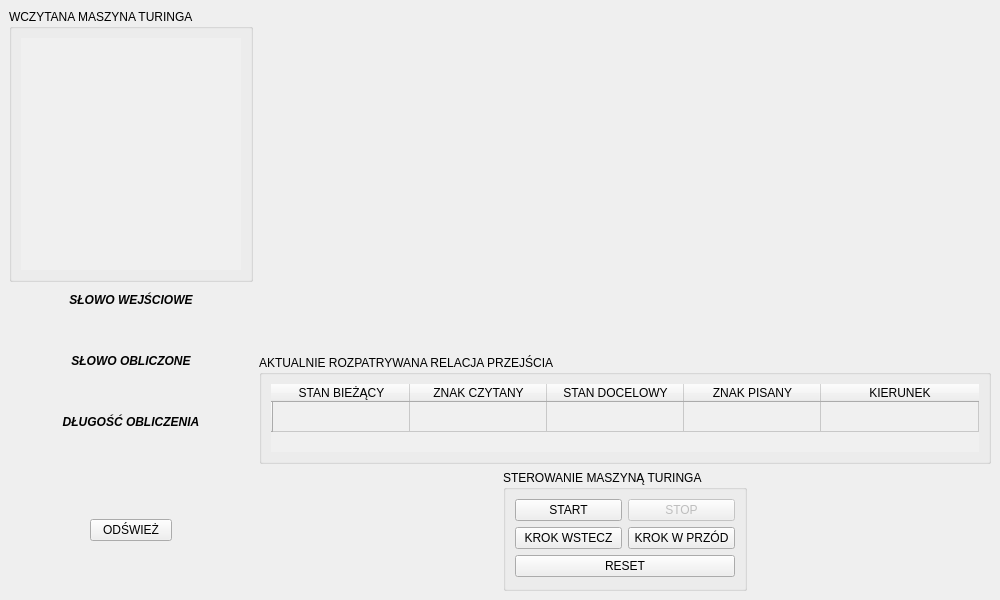
Qt form form.ui (MichSosnowski/Deterministic_Turing_Machine) before a commit.
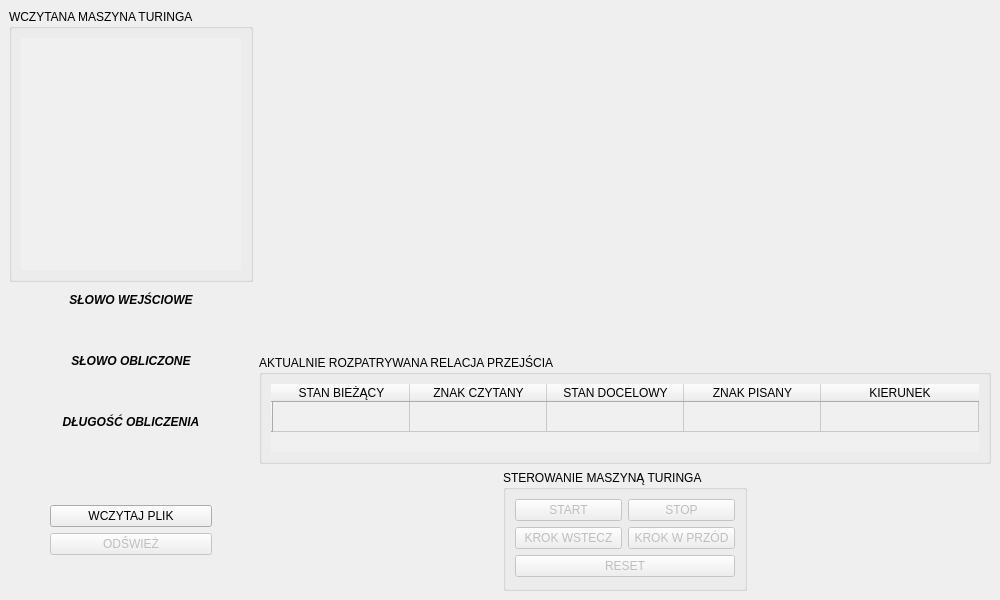
The same form after that commit.

Commit message: Added a new button - load a file

Diff of the .ui file:
```diff
--- a/form.ui
+++ b/form.ui
@@ -71,6 +71,9 @@
          </item>
          <item row="2" column="0">
           <widget class="QPushButton" name="step_backward_button">
+           <property name="enabled">
+            <bool>false</bool>
+           </property>
            <property name="text">
             <string>KROK WSTECZ</string>
            </property>
@@ -78,6 +81,9 @@
          </item>
          <item row="1" column="0">
           <widget class="QPushButton" name="start_button">
+           <property name="enabled">
+            <bool>false</bool>
+           </property>
            <property name="text">
             <string>START</string>
            </property>
@@ -85,6 +91,9 @@
          </item>
          <item row="3" column="0" colspan="2">
           <widget class="QPushButton" name="reset_button">
+           <property name="enabled">
+            <bool>false</bool>
+           </property>
            <property name="text">
             <string>RESET</string>
            </property>
@@ -92,6 +101,9 @@
          </item>
          <item row="2" column="1">
           <widget class="QPushButton" name="step_forward_button">
+           <property name="enabled">
+            <bool>false</bool>
+           </property>
            <property name="text">
             <string>KROK W PRZÓD</string>
            </property>
@@ -116,8 +128,41 @@
      </layout>
     </item>
     <item row="6" column="0" rowspan="2">
-     <layout class="QHBoxLayout" name="horizontalLayout" stretch="1,1,1">
-      <item>
+     <layout class="QGridLayout" name="gridLayout_4" columnstretch="1,4,1">
+      <item row="2" column="0">
+       <spacer name="horizontalSpacer_5">
+        <property name="orientation">
+         <enum>Qt::Horizontal</enum>
+        </property>
+        <property name="sizeHint" stdset="0">
+         <size>
+          <width>40</width>
+          <height>20</height>
+         </size>
+        </property>
+       </spacer>
+      </item>
+      <item row="1" column="1">
+       <widget class="QPushButton" name="pushButton">
+        <property name="text">
+         <string>WCZYTAJ PLIK</string>
+        </property>
+       </widget>
+      </item>
+      <item row="0" column="1">
+       <spacer name="verticalSpacer">
+        <property name="orientation">
+         <enum>Qt::Vertical</enum>
+        </property>
+        <property name="sizeHint" stdset="0">
+         <size>
+          <width>20</width>
+          <height>40</height>
+         </size>
+        </property>
+       </spacer>
+      </item>
+      <item row="1" column="0">
        <spacer name="horizontalSpacer">
         <property name="orientation">
          <enum>Qt::Horizontal</enum>
@@ -130,22 +175,51 @@
         </property>
        </spacer>
       </item>
-      <item>
+      <item row="1" column="2">
+       <spacer name="horizontalSpacer_2">
+        <property name="orientation">
+         <enum>Qt::Horizontal</enum>
+        </property>
+        <property name="sizeHint" stdset="0">
+         <size>
+          <width>40</width>
+          <height>20</height>
+         </size>
+        </property>
+       </spacer>
+      </item>
+      <item row="2" column="2">
+       <spacer name="horizontalSpacer_6">
+        <property name="orientation">
+         <enum>Qt::Horizontal</enum>
+        </property>
+        <property name="sizeHint" stdset="0">
+         <size>
+          <width>40</width>
+          <height>20</height>
+         </size>
+        </property>
+       </spacer>
+      </item>
+      <item row="2" column="1">
        <widget class="QPushButton" name="refresh_button">
+        <property name="enabled">
+         <bool>false</bool>
+        </property>
         <property name="text">
          <string>ODŚWIEŻ</string>
         </property>
        </widget>
       </item>
-      <item>
-       <spacer name="horizontalSpacer_2">
+      <item row="3" column="1">
+       <spacer name="verticalSpacer_2">
         <property name="orientation">
-         <enum>Qt::Horizontal</enum>
+         <enum>Qt::Vertical</enum>
         </property>
         <property name="sizeHint" stdset="0">
          <size>
-          <width>40</width>
-          <height>20</height>
+          <width>20</width>
+          <height>40</height>
          </size>
         </property>
        </spacer>
```
The commit also changes 1 other file.
